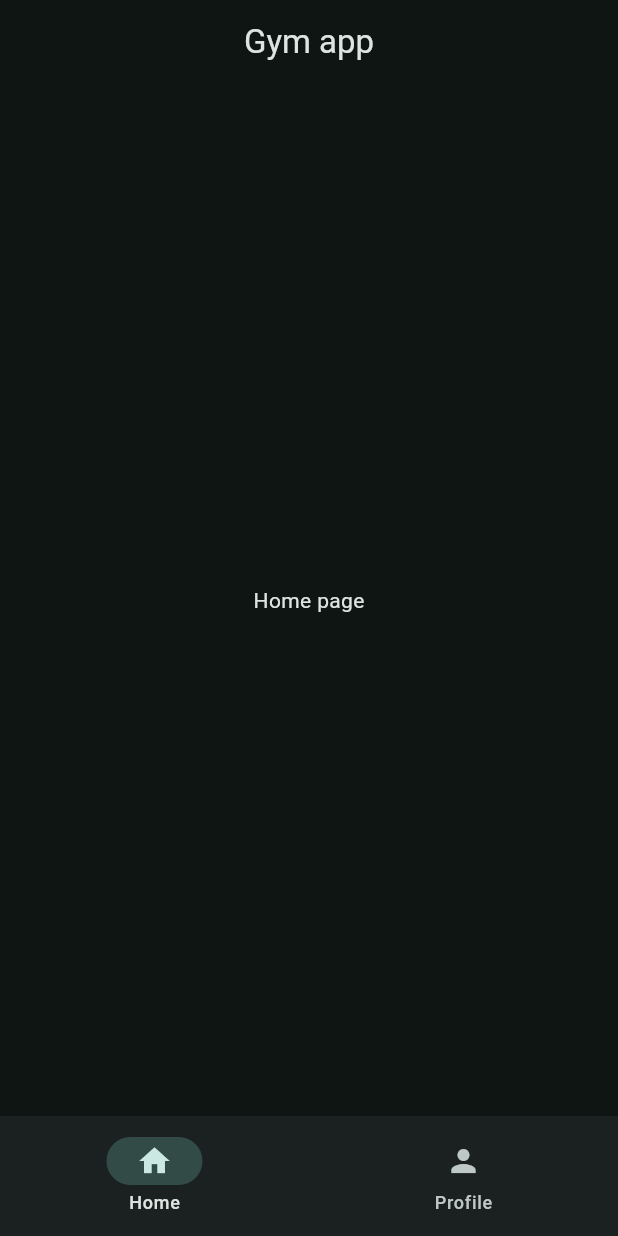
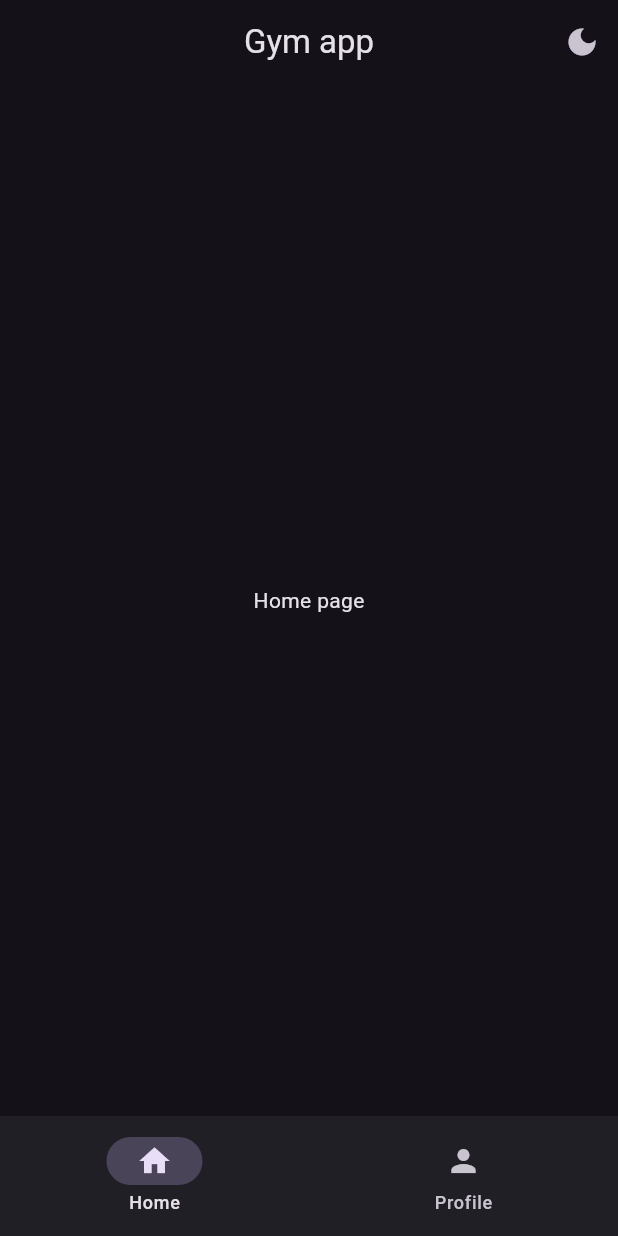
Before and after one commit to MykhailoZaichenko/first_app, a Flutter app: the screen it shows after launch, on a phone screen of 412 x 824 dp. Run offline on Flutter 3.47's test engine with Material 3 defaults, Android fonts, the phone set to English and light mode, and no system bars.

Commit message:
dark mode changer

```diff
--- a/lib/data/notiers.dart
+++ b/lib/data/notiers.dart
@@ -4,3 +4,4 @@
 import 'package:flutter/material.dart';
 
 ValueNotifier<int> selectedPageNotifier = ValueNotifier(0);
+ValueNotifier<bool> isDarkModeNotifier = ValueNotifier(true);
--- a/lib/main.dart
+++ b/lib/main.dart
@@ -1,3 +1,4 @@
+import 'package:first_app/data/notiers.dart';
 import 'package:first_app/views/widget_tree.dart';
 import 'package:flutter/material.dart';
 
@@ -6,25 +7,27 @@ void main() {
 }
 
 //statefull (can refresh)
-class MyApp extends StatefulWidget {
+class MyApp extends StatelessWidget {
   const MyApp({super.key});
 
   @override
-  State<MyApp> createState() => _MyAppState();
-}
-
-class _MyAppState extends State<MyApp> {
-  @override
   Widget build(BuildContext context) {
+    return ValueListenableBuilder(
+      valueListenable: isDarkModeNotifier,
+      builder: (context, value, child) {
         return MaterialApp(
           debugShowCheckedModeBanner: false,
           theme: ThemeData(
             colorScheme: ColorScheme.fromSeed(
               seedColor: Colors.teal,
-          brightness: Brightness.dark,
+              brightness: Brightness.light,
             ),
           ),
+          darkTheme: ThemeData.dark(),
+          themeMode: value ? ThemeMode.dark : ThemeMode.light,
           home: WidgetTree(),
+        );
+      },
     );
   }
 }
--- a/lib/views/widget_tree.dart
+++ b/lib/views/widget_tree.dart
@@ -14,7 +14,20 @@ class WidgetTree extends StatelessWidget {
   @override
   Widget build(BuildContext context) {
     return Scaffold(
-      appBar: AppBar(title: Text(title!), centerTitle: true),
+      appBar: AppBar(
+        title: Text(title!),
+        centerTitle: true,
+        actions: [
+          IconButton(
+            onPressed: () {
+              isDarkModeNotifier.value = !isDarkModeNotifier.value;
+            },
+            icon: Icon(
+              isDarkModeNotifier.value ? Icons.dark_mode : Icons.light_mode,
+            ),
+          ),
+        ],
+      ),
       body: ValueListenableBuilder(
         valueListenable: selectedPageNotifier,
         builder: (BuildContext context, dynamic selectedPage, Widget? child) {
```
Lines whose indentation alone changed are shown as unchanged.
